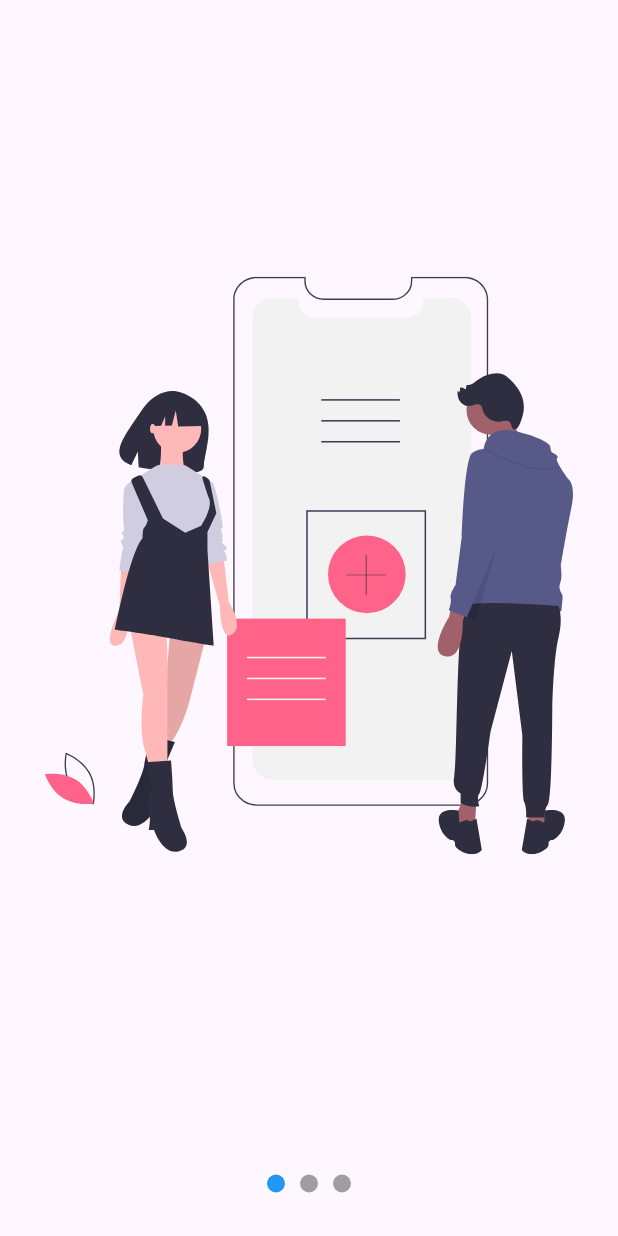
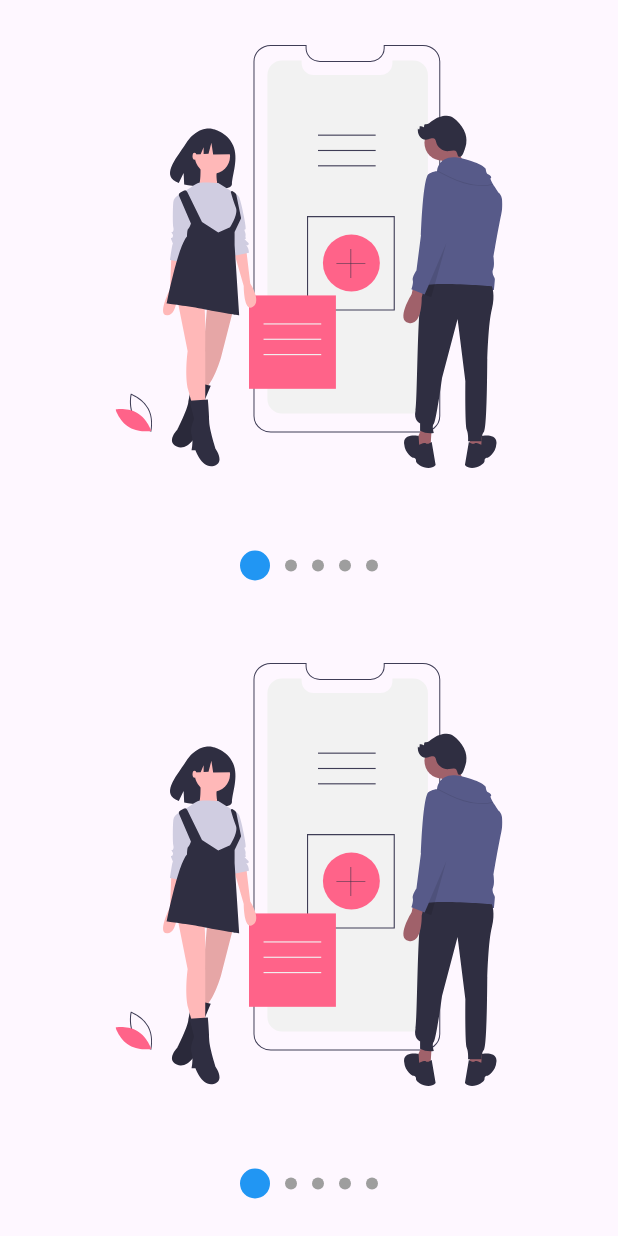
Before and after one commit to gavasquez/Flutter-intermedio, a Flutter app: the screen it shows after launch, on a phone screen of 412 x 824 dp. Run offline on Flutter 3.47's test engine with Material 3 defaults, Android fonts, the phone set to English and light mode, and no system bars; our stand-ins replace flutter_svg.

Commit message:
Fin de la seccion

```diff
--- a/lib/main.dart
+++ b/lib/main.dart
@@ -3,6 +3,7 @@
 //import 'package:disenos_app/src/retos/cuadrado_animado_page.dart';
 //import 'package:disenos_app/src/pages/headers_page.dart';
 //import 'package:disenos_app/src/pages/graficas_circulares_page.dart';
+//import 'package:disenos_app/src/labs/slideshow_page.dart';
 import 'package:disenos_app/src/pages/slideshow_page.dart';
 import 'package:flutter/material.dart';
 
@@ -18,7 +19,7 @@ class MyApp extends StatelessWidget {
     return const MaterialApp(
       debugShowCheckedModeBanner: false,
       title: 'Diseños App',
-      home: SlideShowPage(),
+      home: SlideshowPage(),
     );
   }
 }
--- /dev/null
+++ b/lib/src/labs/slideshow_page.dart
@@ -0,0 +1,114 @@
+import 'package:disenos_app/src/models/slider_model.dart';
+import 'package:flutter/material.dart';
+import 'package:flutter_svg/flutter_svg.dart';
+import 'package:provider/provider.dart';
+
+class SlideShowPage extends StatelessWidget {
+  const SlideShowPage({super.key});
+
+  @override
+  Widget build(BuildContext context) {
+    return ChangeNotifierProvider(
+      create: (BuildContext context) => SliderModel(),
+      child: Scaffold(
+        body: Center(
+          child: Column(
+            children: [
+              Expanded(child: _Slides()),
+              _Dots(),
+            ],
+          ),
+        ),
+      ),
+    );
+  }
+}
+
+class _Dots extends StatelessWidget {
+  @override
+  Widget build(BuildContext context) {
+    return const SizedBox(
+      width: double.infinity,
+      height: 70,
+      //color: Colors.red,
+      child: Row(
+        mainAxisAlignment: MainAxisAlignment.center,
+        children: [_Dot(0), _Dot(1), _Dot(2)],
+      ),
+    );
+  }
+}
+
+class _Dot extends StatelessWidget {
+  final int index;
+
+  const _Dot(this.index);
+  @override
+  Widget build(BuildContext context) {
+    final pageViewIndex = Provider.of<SliderModel>(context).currentPage;
+    return AnimatedContainer(
+      width: 12,
+      height: 12,
+      margin: const EdgeInsets.symmetric(horizontal: 5),
+      decoration: BoxDecoration(
+          color: (pageViewIndex >= index - 0.5 && pageViewIndex < index + 0.5)
+              ? Colors.blue
+              : Colors.grey,
+          shape: BoxShape.circle),
+      duration: const Duration(milliseconds: 200),
+    );
+  }
+}
+
+class _Slides extends StatefulWidget {
+  @override
+  State<_Slides> createState() => _SlidesState();
+}
+
+class _SlidesState extends State<_Slides> {
+  final pageViewController = PageController();
+
+  @override
+  void initState() {
+    super.initState();
+    pageViewController.addListener(() {
+      //print('Pagina actual: ${pageViewController.page}');
+      // Actualizar el provider
+      Provider.of<SliderModel>(context, listen: false).currentPage =
+          pageViewController.page ?? 0;
+    });
+  }
+
+  @override
+  void dispose() {
+    pageViewController.dispose();
+    super.dispose();
+  }
+
+  @override
+  Widget build(BuildContext context) {
+    return PageView(
+      controller: pageViewController,
+      children: const [
+        _Slide('assets/svgs/slide-1.svg'),
+        _Slide('assets/svgs/slide-2.svg'),
+        _Slide('assets/svgs/slide-3.svg'),
+      ],
+    );
+  }
+}
+
+class _Slide extends StatelessWidget {
+  final String svg;
+
+  const _Slide(this.svg);
+
+  @override
+  Widget build(BuildContext context) {
+    return Container(
+        width: double.infinity,
+        height: double.infinity,
+        padding: const EdgeInsets.all(30),
+        child: SvgPicture.asset(svg));
+  }
+}
--- a/lib/src/pages/slideshow_page.dart
+++ b/lib/src/pages/slideshow_page.dart
@@ -1,114 +1,37 @@
-import 'package:disenos_app/src/models/slider_model.dart';
 import 'package:flutter/material.dart';
 import 'package:flutter_svg/flutter_svg.dart';
-import 'package:provider/provider.dart';
 
-class SlideShowPage extends StatelessWidget {
-  const SlideShowPage({super.key});
+import '../widgets/slideshow.dart';
+
+class SlideshowPage extends StatelessWidget {
+  const SlideshowPage({super.key});
 
   @override
   Widget build(BuildContext context) {
-    return ChangeNotifierProvider(
-      create: (BuildContext context) => SliderModel(),
-      child: Scaffold(
-        body: Center(
-          child: Column(
-            children: [
-              Expanded(child: _Slides()),
-              _Dots(),
-            ],
-          ),
-        ),
+    return const Scaffold(
+      body: Column(
+        children: [
+          Expanded(child: MySlideshow()),
+          Expanded(child: MySlideshow())
+        ],
       ),
     );
   }
 }
 
-class _Dots extends StatelessWidget {
-  @override
-  Widget build(BuildContext context) {
-    return const SizedBox(
-      width: double.infinity,
-      height: 70,
-      //color: Colors.red,
-      child: Row(
-        mainAxisAlignment: MainAxisAlignment.center,
-        children: [_Dot(0), _Dot(1), _Dot(2)],
-      ),
-    );
-  }
-}
-
-class _Dot extends StatelessWidget {
-  final int index;
-
-  const _Dot(this.index);
-  @override
-  Widget build(BuildContext context) {
-    final pageViewIndex = Provider.of<SliderModel>(context).currentPage;
-    return AnimatedContainer(
-      width: 12,
-      height: 12,
-      margin: const EdgeInsets.symmetric(horizontal: 5),
-      decoration: BoxDecoration(
-          color: (pageViewIndex >= index - 0.5 && pageViewIndex < index + 0.5)
-              ? Colors.blue
-              : Colors.grey,
-          shape: BoxShape.circle),
-      duration: const Duration(milliseconds: 200),
-    );
-  }
-}
-
-class _Slides extends StatefulWidget {
-  @override
-  State<_Slides> createState() => _SlidesState();
-}
-
-class _SlidesState extends State<_Slides> {
-  final pageViewController = PageController();
-
-  @override
-  void initState() {
-    super.initState();
-    pageViewController.addListener(() {
-      //print('Pagina actual: ${pageViewController.page}');
-      // Actualizar el provider
-      Provider.of<SliderModel>(context, listen: false).currentPage =
-          pageViewController.page ?? 0;
-    });
-  }
-
-  @override
-  void dispose() {
-    pageViewController.dispose();
-    super.dispose();
-  }
+class MySlideshow extends StatelessWidget {
+  const MySlideshow({
+    super.key,
+  });
 
   @override
   Widget build(BuildContext context) {
-    return PageView(
-      controller: pageViewController,
-      children: const [
-        _Slide('assets/svgs/slide-1.svg'),
-        _Slide('assets/svgs/slide-2.svg'),
-        _Slide('assets/svgs/slide-3.svg'),
-      ],
-    );
+    return Slideshow(bulletPrimario: 20, bulletSecundario: 8, slides: [
+      SvgPicture.asset('assets/svgs/slide-1.svg'),
+      SvgPicture.asset('assets/svgs/slide-2.svg'),
+      SvgPicture.asset('assets/svgs/slide-3.svg'),
+      SvgPicture.asset('assets/svgs/slide-4.svg'),
+      SvgPicture.asset('assets/svgs/slide-5.svg'),
+    ]);
   }
 }
-
-class _Slide extends StatelessWidget {
-  final String svg;
-
-  const _Slide(this.svg);
-
-  @override
-  Widget build(BuildContext context) {
-    return Container(
-        width: double.infinity,
-        height: double.infinity,
-        padding: const EdgeInsets.all(30),
-        child: SvgPicture.asset(svg));
-  }
-}
--- /dev/null
+++ b/lib/src/widgets/slideshow.dart
@@ -0,0 +1,205 @@
+import 'package:flutter/material.dart';
+
+import 'package:provider/provider.dart';
+
+class Slideshow extends StatelessWidget {
+  final List<Widget> slides;
+  final bool puntosArriba;
+  final Color colorPrimario;
+  final Color colorSecundario;
+  final double bulletPrimario;
+  final double bulletSecundario;
+  const Slideshow(
+      {super.key,
+      required this.slides,
+      this.puntosArriba = false,
+      this.colorPrimario = Colors.blue,
+      this.colorSecundario = Colors.grey,
+      this.bulletPrimario = 12.0,
+      this.bulletSecundario = 12.0});
+
+  @override
+  Widget build(BuildContext context) {
+    return ChangeNotifierProvider(
+      create: (_) => _SlideshowModel(),
+      child: SafeArea(
+        child: Center(
+          child: Builder(builder: (BuildContext context) {
+            Provider.of<_SlideshowModel>(context).colorPrimario = colorPrimario;
+
+            Provider.of<_SlideshowModel>(context).colorSecundario =
+                colorSecundario;
+
+            Provider.of<_SlideshowModel>(context).bulletPrimario =
+                bulletPrimario;
+
+            Provider.of<_SlideshowModel>(context).bulletSecundario =
+                bulletSecundario;
+            return _CrearEstructuraSlideShow(
+                puntosArriba: puntosArriba, slides: slides);
+          }),
+        ),
+      ),
+    );
+  }
+}
+
+class _CrearEstructuraSlideShow extends StatelessWidget {
+  const _CrearEstructuraSlideShow({
+    required this.puntosArriba,
+    required this.slides,
+  });
+
+  final bool puntosArriba;
+  final List<Widget> slides;
+
+  @override
+  Widget build(BuildContext context) {
+    return Column(
+      children: [
+        if (puntosArriba) _Dots(slides.length),
+        Expanded(child: _Slides(slides)),
+        if (!puntosArriba) _Dots(slides.length),
+      ],
+    );
+  }
+}
+
+class _Dots extends StatelessWidget {
+  final int totalSlides;
+
+  const _Dots(this.totalSlides);
+  @override
+  Widget build(BuildContext context) {
+    return SizedBox(
+      width: double.infinity,
+      height: 70,
+      //color: Colors.red,
+      child: Row(
+        mainAxisAlignment: MainAxisAlignment.center,
+        children: List.generate(
+            totalSlides,
+            (index) => _Dot(
+                  index,
+                )),
+      ),
+    );
+  }
+}
+
+class _Dot extends StatelessWidget {
+  final int index;
+
+  const _Dot(this.index);
+  @override
+  Widget build(BuildContext context) {
+    final slideshowModel = Provider.of<_SlideshowModel>(context);
+    double tamano = 0.0;
+    Color color;
+    if (slideshowModel.currentPage >= index - 0.5 &&
+        slideshowModel.currentPage < index + 0.5) {
+      tamano = slideshowModel.bulletPrimario;
+      color = slideshowModel.colorPrimario;
+    } else {
+      tamano = slideshowModel.bulletSecundario;
+      color = slideshowModel.colorSecundario;
+    }
+    return AnimatedContainer(
+      width: tamano,
+      height: tamano,
+      margin: const EdgeInsets.symmetric(horizontal: 5),
+      decoration: BoxDecoration(color: color, shape: BoxShape.circle),
+      duration: const Duration(milliseconds: 200),
+    );
+  }
+}
+
+class _Slides extends StatefulWidget {
+  final List<Widget> slides;
+
+  const _Slides(this.slides);
+
+  @override
+  State<_Slides> createState() => _SlidesState();
+}
+
+class _SlidesState extends State<_Slides> {
+  final pageViewController = PageController();
+
+  @override
+  void initState() {
+    super.initState();
+    pageViewController.addListener(() {
+      Provider.of<_SlideshowModel>(context, listen: false).currentPage =
+          pageViewController.page ?? 0;
+    });
+  }
+
+  @override
+  void dispose() {
+    pageViewController.dispose();
+    super.dispose();
+  }
+
+  @override
+  Widget build(BuildContext context) {
+    return PageView(
+      controller: pageViewController,
+      /* children: const [
+        _Slide('assets/svgs/slide-1.svg'),
+        _Slide('assets/svgs/slide-2.svg'),
+        _Slide('assets/svgs/slide-3.svg'),
+      ], */
+      children: widget.slides.map((slide) => _Slide(slide)).toList(),
+    );
+  }
+}
+
+class _Slide extends StatelessWidget {
+  final Widget slide;
+
+  const _Slide(this.slide);
+
+  @override
+  Widget build(BuildContext context) {
+    return Container(
+        width: double.infinity,
+        height: double.infinity,
+        padding: const EdgeInsets.all(30),
+        child: slide);
+  }
+}
+
+class _SlideshowModel with ChangeNotifier {
+  double _currentPage = 0;
+  Color _colorPrimario = Colors.blue;
+  Color _colorSecundario = Colors.grey;
+  double _bulletPrimario = 12;
+  double _bulletSecundario = 12;
+
+  double get currentPage => _currentPage;
+  set currentPage(double valorActual) {
+    _currentPage = valorActual;
+    notifyListeners();
+  }
+
+  Color get colorPrimario => _colorPrimario;
+  set colorPrimario(Color nuevoColor) {
+    _colorPrimario = nuevoColor;
+  }
+
+  Color get colorSecundario => _colorSecundario;
+  set colorSecundario(Color nuevoColor) {
+    _colorSecundario = nuevoColor;
+  }
+
+  double get bulletPrimario => _bulletPrimario;
+  set bulletPrimario(double tamano) {
+    _bulletPrimario = tamano;
+  }
+
+  double get bulletSecundario => _bulletSecundario;
+  set bulletSecundario(double tamano) {
+    _bulletSecundario = tamano;
+  }
+}
```
